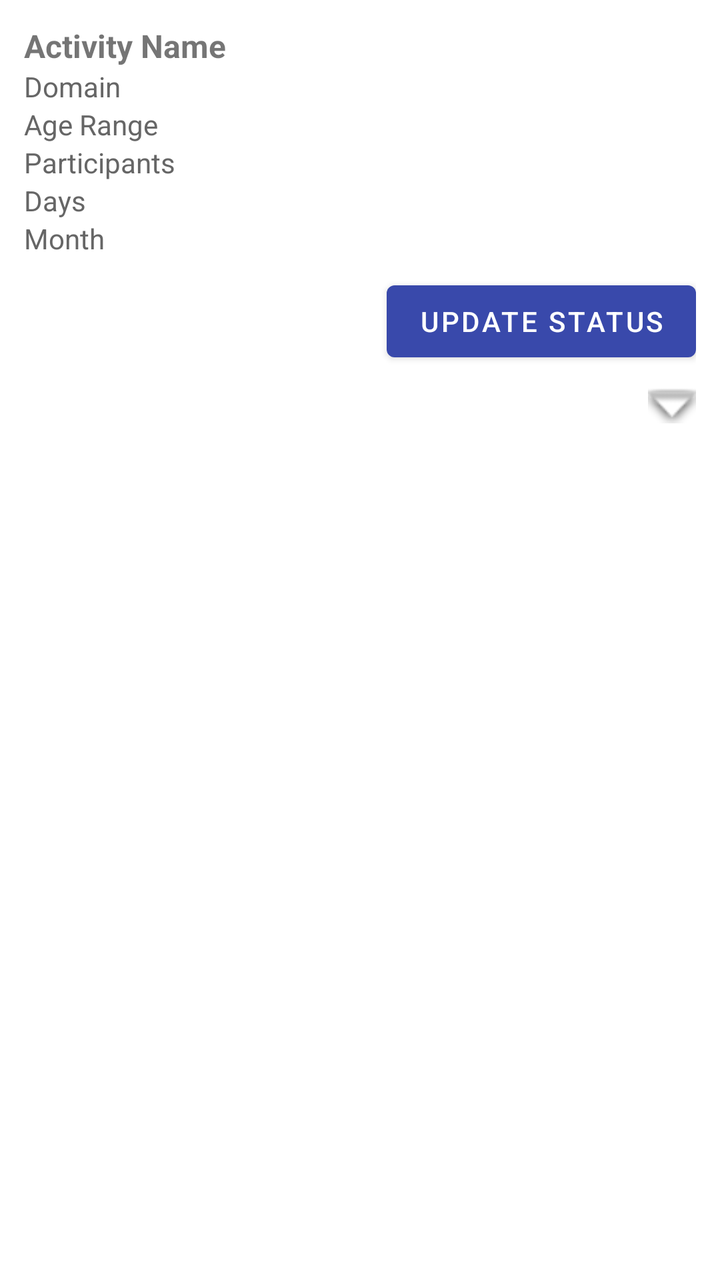
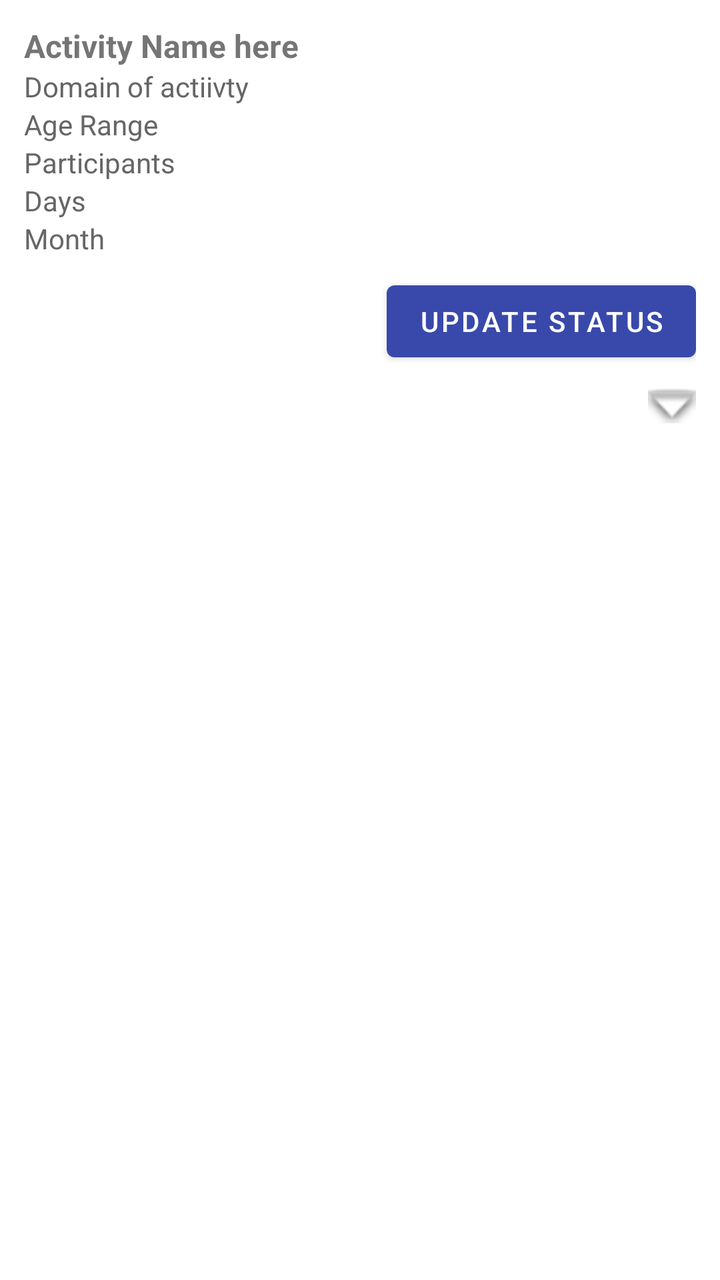

Before-and-after screenshots of an Android layout around one commit, followed by the original layout XML and the change that was made.
<!-- AndroidManifest.xml: application theme Theme.YouthSphere -->
<!-- res/layout/rv_activity_admin_item.xml -->
<?xml version="1.0" encoding="utf-8"?>
<LinearLayout xmlns:android="http://schemas.android.com/apk/res/android"
    android:layout_width="match_parent"
    android:layout_height="wrap_content"
    android:orientation="vertical"
    android:padding="12dp"
    android:background="@android:color/white"
    android:layout_marginVertical="4dp"
    android:elevation="2dp">

    <TextView
        android:id="@+id/tvActivityName"
        android:layout_width="match_parent"
        android:layout_height="wrap_content"
        android:text="Activity Name"
        android:textStyle="bold"
        android:textSize="16sp" />

    <TextView
        android:id="@+id/tvDomain"
        android:layout_width="wrap_content"
        android:layout_height="wrap_content"
        android:text="Domain"
        android:textColor="#666666" />

    <TextView
        android:id="@+id/tvAgeRange"
        android:layout_width="wrap_content"
        android:layout_height="wrap_content"
        android:text="Age Range"
        android:textColor="#666666" />

    <TextView
        android:id="@+id/tvParticipants"
        android:layout_width="wrap_content"
        android:layout_height="wrap_content"
        android:text="Participants"
        android:textColor="#666666" />

    <TextView
        android:id="@+id/tvDays"
        android:layout_width="wrap_content"
        android:layout_height="wrap_content"
        android:text="Days"
        android:textColor="#666666" />

    <TextView
        android:id="@+id/tvMonth"
        android:layout_width="wrap_content"
        android:layout_height="wrap_content"
        android:text="Month"
        android:textColor="#666666" />
    <Button
        android:id="@+id/btnUpdateStatus"
        android:layout_width="wrap_content"
        android:layout_height="wrap_content"
        android:text="Update Status"
        android:layout_marginTop="8dp"
        android:layout_gravity="end"
        />



    <ImageView
        android:id="@+id/btnToggleDesc"
        android:layout_width="24dp"
        android:layout_height="24dp"
        android:layout_gravity="end"
        android:src="@android:drawable/arrow_down_float"
        android:layout_marginTop="6dp" />

    <TextView
        android:id="@+id/tvDescription"
        android:layout_width="match_parent"
        android:layout_height="wrap_content"
        android:visibility="gone"
        android:textColor="#444"
        android:layout_marginTop="4dp"
        android:text="Description will be shown here." />




</LinearLayout>
<!-- resources referenced by this layout -->
<resources>
  <style name="Theme.YouthSphere" parent="Theme.MaterialComponents.DayNight.NoActionBar">
          
          <item name="colorPrimary">@color/indigo_600</item>
          <item name="colorPrimaryVariant">@color/indigo_800</item>
          <item name="colorOnPrimary">@color/white</item>
  
          
          <item name="colorSecondary">@color/amber_400</item>
          <item name="colorSecondaryVariant">@color/amber_600</item>
          <item name="colorOnSecondary">@color/black</item>
  
          
          <item name="android:windowBackground">@color/white</item>
          <item name="colorSurface">@color/white</item>
          <item name="colorOnBackground">@color/black</item>
          <item name="colorOnSurface">@color/black</item>
  
          
          <item name="android:statusBarColor">@color/indigo_800</item>
  
          
          <item name="actionBarTheme">@style/ThemeOverlay.MaterialComponents.Dark.ActionBar</item>
          <item name="actionBarPopupTheme">@style/ThemeOverlay.MaterialComponents.Light</item>
  
          
          <item name="popupMenuStyle">@style/PopupMenu.MaterialComponents</item>
      </style>
  <color name="indigo_600">#3949AB</color>
  <color name="indigo_800">#283593</color>
  <color name="white">#FFFFFF</color>
  <color name="amber_400">#FFCA28</color>
  <color name="amber_600">#FFB300</color>
  <color name="black">#000000</color>
  <style name="ThemeOverlay.MaterialComponents.Dark.ActionBar">
          <item name="android:textColorPrimary">@color/white</item>
          <item name="colorControlNormal">@color/white</item>
          <item name="android:textColorSecondary">@color/white</item>
      </style>
  <style name="ThemeOverlay.MaterialComponents.Light">
          <item name="android:textColorPrimary">@color/black</item>
          <item name="android:background">@color/white</item>
      </style>
  <style name="PopupMenu.MaterialComponents" parent="@style/Widget.MaterialComponents.PopupMenu">
          <item name="android:textColor">?attr/colorOnSurface</item>
          <item name="android:background">?attr/colorSurface</item>
          <item name="android:dropDownVerticalOffset">4dp</item>
      </style>
</resources>

<!-- the commit's change to res/layout/rv_activity_admin_item.xml (unified diff, before → after) -->
@@ -12,7 +12,7 @@
         android:id="@+id/tvActivityName"
         android:layout_width="match_parent"
         android:layout_height="wrap_content"
-        android:text="Activity Name"
+        android:text="@string/activity_name_here"
         android:textStyle="bold"
         android:textSize="16sp" />
 
@@ -20,41 +20,41 @@
         android:id="@+id/tvDomain"
         android:layout_width="wrap_content"
         android:layout_height="wrap_content"
-        android:text="Domain"
+        android:text="@string/domain_of_actiivty"
         android:textColor="#666666" />
 
     <TextView
         android:id="@+id/tvAgeRange"
         android:layout_width="wrap_content"
         android:layout_height="wrap_content"
-        android:text="Age Range"
+        android:text="@string/age_range"
         android:textColor="#666666" />
 
     <TextView
         android:id="@+id/tvParticipants"
         android:layout_width="wrap_content"
         android:layout_height="wrap_content"
-        android:text="Participants"
+        android:text="@string/participants"
         android:textColor="#666666" />
 
     <TextView
         android:id="@+id/tvDays"
         android:layout_width="wrap_content"
         android:layout_height="wrap_content"
-        android:text="Days"
+        android:text="@string/days"
         android:textColor="#666666" />
 
     <TextView
         android:id="@+id/tvMonth"
         android:layout_width="wrap_content"
         android:layout_height="wrap_content"
-        android:text="Month"
+        android:text="@string/month"
         android:textColor="#666666" />
     <Button
         android:id="@+id/btnUpdateStatus"
         android:layout_width="wrap_content"
         android:layout_height="wrap_content"
-        android:text="Update Status"
+        android:text="@string/update_status"
         android:layout_marginTop="8dp"
         android:layout_gravity="end"
         />
@@ -76,7 +76,7 @@
         android:visibility="gone"
         android:textColor="#444"
         android:layout_marginTop="4dp"
-        android:text="Description will be shown here." />
+        android:text="@string/description_will_be_shown_here" />
 
 
 
<!-- resource entries referenced after the edit -->
@@ -1,5 +1,13 @@
 <!-- resources referenced by this layout -->
 <resources>
+  <string name="activity_name_here">Activity Name here</string>
+  <string name="age_range">Age Range</string>
+  <string name="days">Days</string>
+  <string name="description_will_be_shown_here">Description will be shown here.</string>
+  <string name="domain_of_actiivty">Domain of actiivty</string>
+  <string name="month">Month</string>
+  <string name="participants">Participants</string>
+  <string name="update_status">Update Status</string>
   <style name="Theme.YouthSphere" parent="Theme.MaterialComponents.DayNight.NoActionBar">
           
           <item name="colorPrimary">@color/indigo_600</item>
